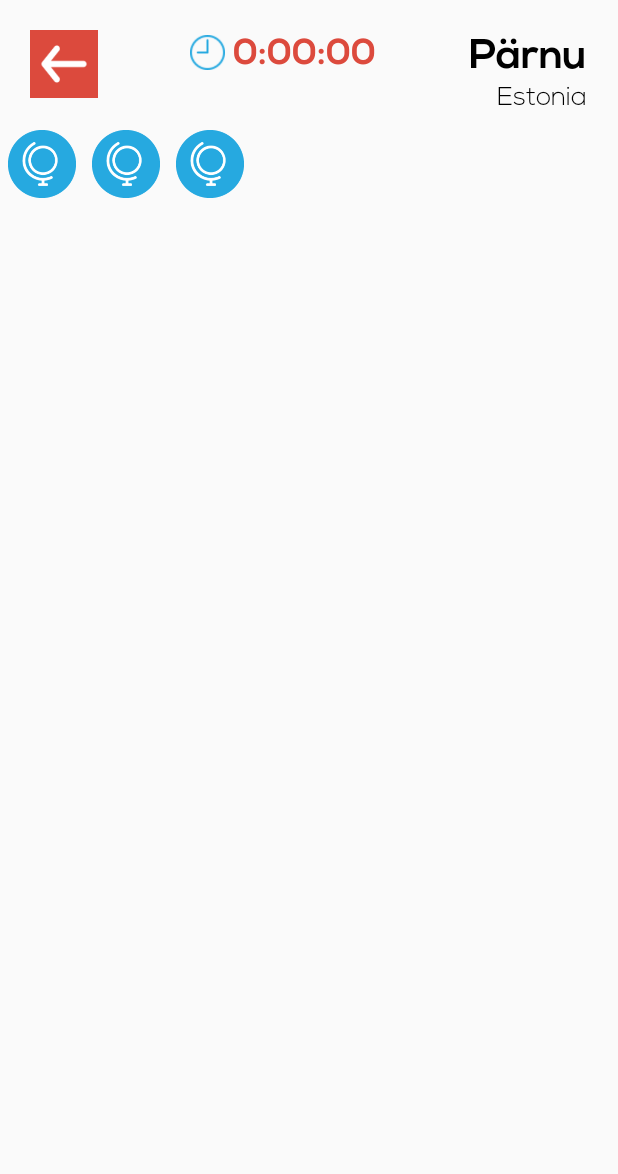
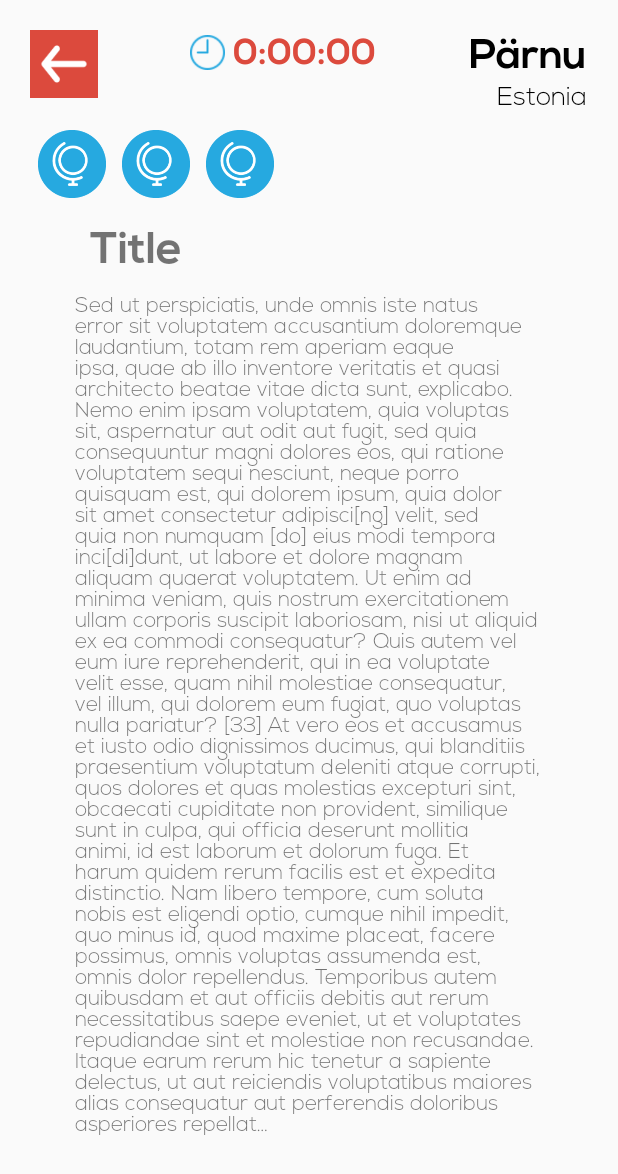
Before and after one commit to ZigaByte/Trails2Education, an Android app: the ContentActivity screen opened directly, with no data from a screen before it, on a phone screen of 412 x 824 dp. Shown: the top 1174 px of the screen. Run offline under Robolectric (Android 15) with nearby library versions, the phone set to English and light mode, and no system bars; our stand-ins replace Volley; network calls fail.

Commit message:
Created the simple scroll layout for the title and the description.

```diff
--- a/app/src/main/res/layout/activity_content.xml
+++ b/app/src/main/res/layout/activity_content.xml
@@ -15,8 +15,46 @@
 
         <android.support.v7.widget.RecyclerView
             android:id="@+id/recyclerView"
-            android:layout_width="wrap_content"
-            android:layout_height="wrap_content" />
+            android:layout_width="match_parent"
+            android:layout_height="match_parent"
+            android:layout_centerVertical="true"
+            android:layout_gravity="center"
+            android:orientation="horizontal"
+            android:paddingLeft="20dp"
+            android:paddingRight="20dp"
+            app:layoutManager="android.support.v7.widget.LinearLayoutManager"
+            tools:listitem="@layout/content_option" />
+
+        <ScrollView
+            android:layout_width="match_parent"
+            android:layout_height="match_parent"
+            android:layout_marginLeft="50dp"
+            android:layout_marginRight="50dp"
+            android:layout_gravity="center"
+            >
+
+            <LinearLayout
+                android:layout_width="match_parent"
+                android:layout_height="wrap_content"
+                android:orientation="vertical">
+
+                <eu.trails2education.trails.views.MyTextViewBold
+                    android:id="@+id/subject_title"
+                    android:layout_width="match_parent"
+                    android:layout_height="wrap_content"
+                    android:layout_gravity="center"
+                    android:layout_margin="10dp"
+                    android:text="Title"
+                    android:textSize="30dp" />
+
+                <eu.trails2education.trails.views.MyTextView
+                    android:id="@+id/subject_content"
+                    android:layout_width="match_parent"
+                    android:layout_height="wrap_content"
+                    android:text="@string/lorem_ipsum" />
+            </LinearLayout>
+        </ScrollView>
+
     </LinearLayout>
 
 </android.support.design.widget.CoordinatorLayout>
--- a/app/src/main/res/values/strings.xml
+++ b/app/src/main/res/values/strings.xml
@@ -31,4 +31,9 @@
     <string name="title_activity_content">ContentActivity</string>
 
 
+    <string name="lorem_ipsum">Sed ut perspiciatis, unde omnis iste natus error sit voluptatem accusantium doloremque laudantium, totam rem aperiam eaque ipsa, quae ab illo inventore veritatis et quasi architecto beatae vitae dicta sunt, explicabo. Nemo enim ipsam voluptatem, quia voluptas sit, aspernatur aut odit aut fugit, sed quia consequuntur magni dolores eos, qui ratione voluptatem sequi nesciunt, neque porro quisquam est, qui dolorem ipsum, quia dolor sit amet consectetur adipisci[ng] velit, sed quia non numquam [do] eius modi tempora inci[di]dunt, ut labore et dolore magnam aliquam quaerat voluptatem. Ut enim ad minima veniam, quis nostrum exercitationem ullam corporis suscipit laboriosam, nisi ut aliquid ex ea commodi consequatur? Quis autem vel eum iure reprehenderit, qui in ea voluptate velit esse, quam nihil molestiae consequatur, vel illum, qui dolorem eum fugiat, quo voluptas nulla pariatur?
+
+[33] At vero eos et accusamus et iusto odio dignissimos ducimus, qui blanditiis praesentium voluptatum deleniti atque corrupti, quos dolores et quas molestias excepturi sint, obcaecati cupiditate non provident, similique sunt in culpa, qui officia deserunt mollitia animi, id est laborum et dolorum fuga. Et harum quidem rerum facilis est et expedita distinctio. Nam libero tempore, cum soluta nobis est eligendi optio, cumque nihil impedit, quo minus id, quod maxime placeat, facere possimus, omnis voluptas assumenda est, omnis dolor repellendus. Temporibus autem quibusdam et aut officiis debitis aut rerum necessitatibus saepe eveniet, ut et voluptates repudiandae sint et molestiae non recusandae. Itaque earum rerum hic tenetur a sapiente delectus, ut aut reiciendis voluptatibus maiores alias consequatur aut perferendis doloribus asperiores repellat…</string>
+
+
 </resources>
```
